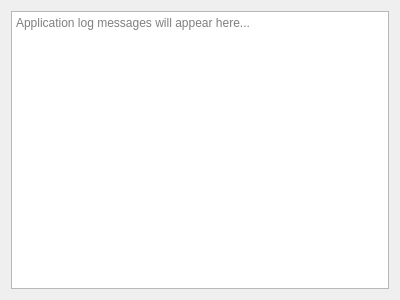
The window that src/features/applog/widget/AppLogWidget.ui (ChristianWSmith/qt6-template) describes before a commit, drawn with Qt 5.
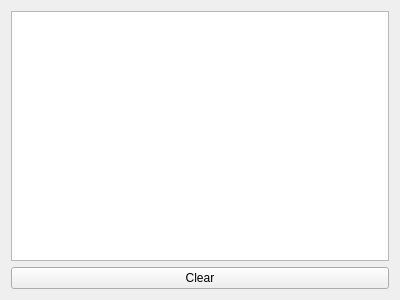
The same window after the commit.

Patch:
```diff
--- a/src/features/applog/widget/AppLogWidget.ui
+++ b/src/features/applog/widget/AppLogWidget.ui
@@ -15,21 +15,12 @@
   </property>
   <layout class="QVBoxLayout" name="verticalLayout">
    <item>
-    <widget class="QTextEdit" name="logTextEdit">
-     <property name="readOnly">
-      <bool>true</bool>
-     </property>
-     <property name="lineWrapMode">
-      <enum>QTextEdit::WidgetWidth</enum>
-     </property>
-     <property name="verticalScrollBarPolicy">
-      <enum>Qt::ScrollBarAsNeeded</enum>
-     </property>
-     <property name="horizontalScrollBarPolicy">
-      <enum>Qt::ScrollBarAlwaysOff</enum>
-     </property>
-     <property name="placeholderText">
-      <string>Application log messages will appear here...</string>
+    <widget class="QListWidget" name="logListWidget"/>
+   </item>
+   <item>
+    <widget class="QPushButton" name="clearButton">
+     <property name="text">
+      <string>Clear</string>
      </property>
     </widget>
    </item>
```
